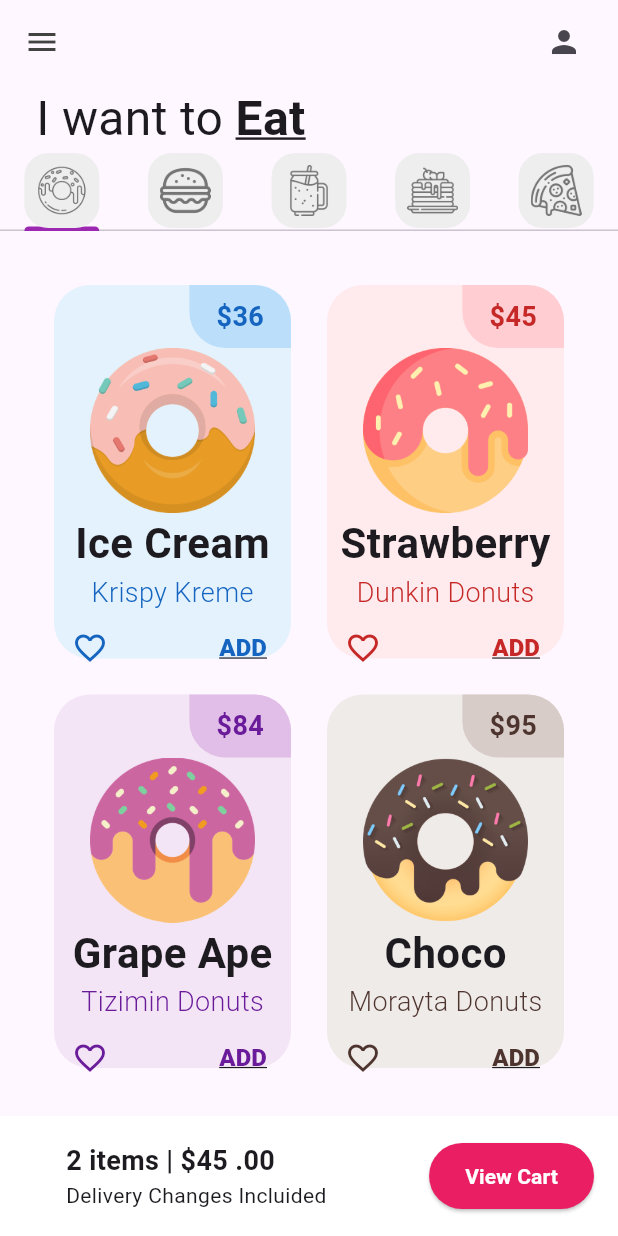
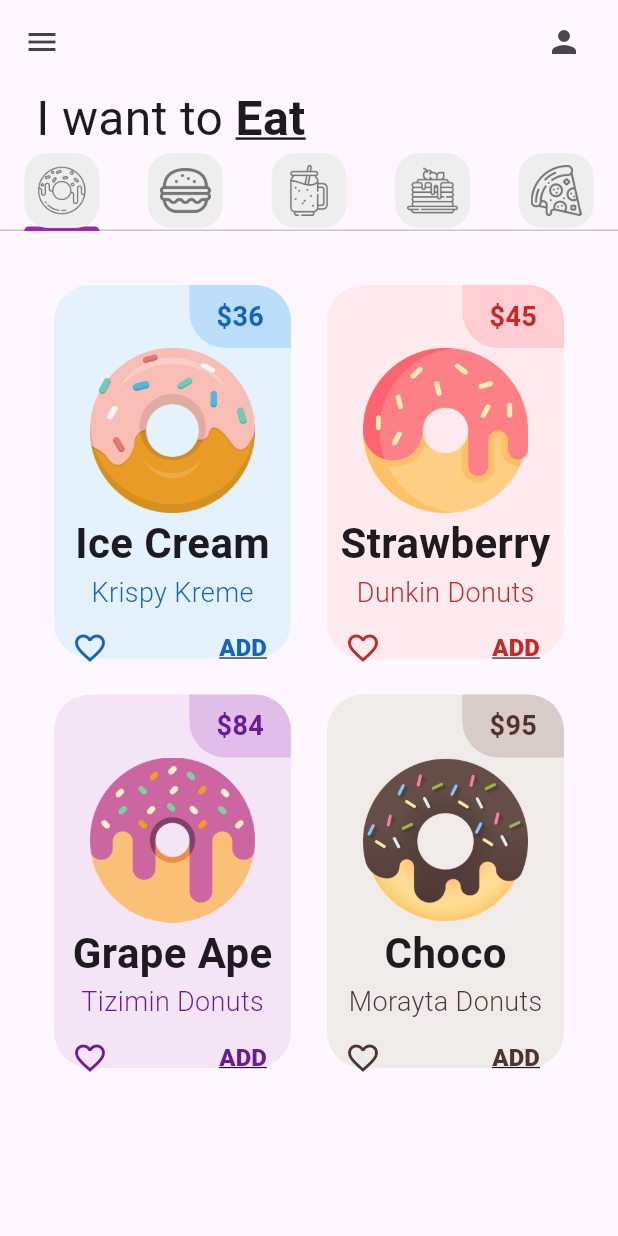
Before and after one commit to mjsb05/donut_app_4sa, a Flutter app: the screen it shows after launch, on a phone screen of 412 x 824 dp. Run offline on Flutter 3.47's test engine with Material 3 defaults, Android fonts, the phone set to English and light mode, and no system bars.

Commit message:
Revert "ShoppingCart added"
This reverts commit 8b8ce8b2c0b0a92d70c50027ffdf10175f6d86d7.

```diff
--- a/lib/pages/home_page.dart
+++ b/lib/pages/home_page.dart
@@ -4,7 +4,6 @@ import 'package:donut_app_4sa/tabs/pancakes_tab.dart';
 import 'package:donut_app_4sa/tabs/pizza_tab.dart';
 import 'package:donut_app_4sa/tabs/smoothie_tab.dart';
 import 'package:donut_app_4sa/utils/my_tab.dart';
-import 'package:donut_app_4sa/utils/shopping_cart.dart';
 import 'package:flutter/material.dart';
 
 class HomePage extends StatefulWidget {
@@ -78,8 +77,6 @@ class _HomePageState extends State<HomePage> {
                   PizzaTab(),
                 ]),
               ),
-              //carrito
-              ShoppingCart()
             ],
           )),
     );
--- a/lib/utils/shopping_cart.dart
+++ /dev/null
@@ -1,43 +0,0 @@
-import 'package:flutter/material.dart';
-
-class ShoppingCart extends StatelessWidget {
-  const ShoppingCart({
-    super.key,
-  });
-
-  @override
-  Widget build(BuildContext context) {
-    return Container(
-        color: Colors.white,
-        padding: const EdgeInsets.all(16),
-        child: Row(
-          mainAxisAlignment: MainAxisAlignment.spaceBetween,
-          children: [
-            const Padding(
-                padding: EdgeInsets.only(left: 28),
-                child: Column(
-                  crossAxisAlignment: CrossAxisAlignment.start,
-                  children: [
-                    Text('2 items | \$45 .00',
-                        style: TextStyle(
-                          fontSize: 18,
-                          fontWeight: FontWeight.bold,
-                        )),
-                    Text("Delivery Changes Incluided")
-                  ],
-                )),
-            ElevatedButton(
-                onPressed: () {},
-                style: ElevatedButton.styleFrom(
-                    backgroundColor: Colors.pink,
-                    padding: const EdgeInsets.symmetric(
-                        horizontal: 24, vertical: 12)),
-                child: const Text("View Cart",
-                    style: TextStyle(
-                      color: Colors.white,
-                      fontWeight: FontWeight.bold,
-                    )))
-          ],
-        ));
-  }
-}
```
